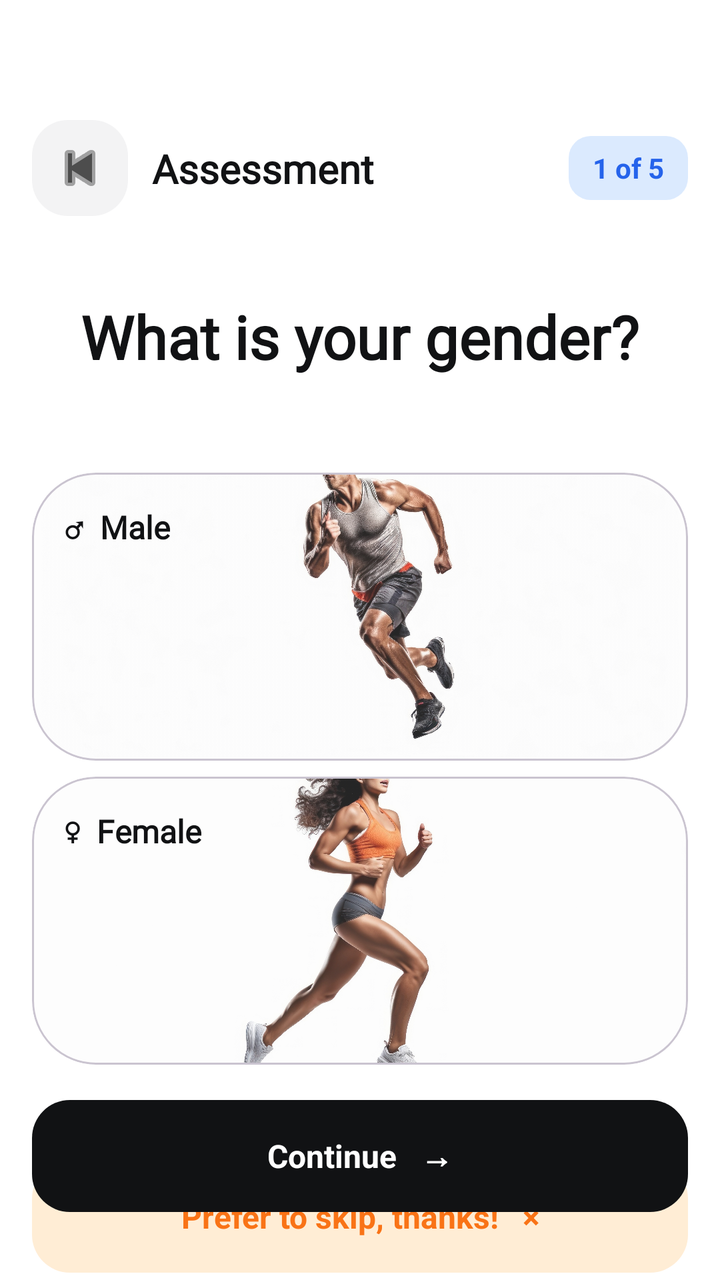
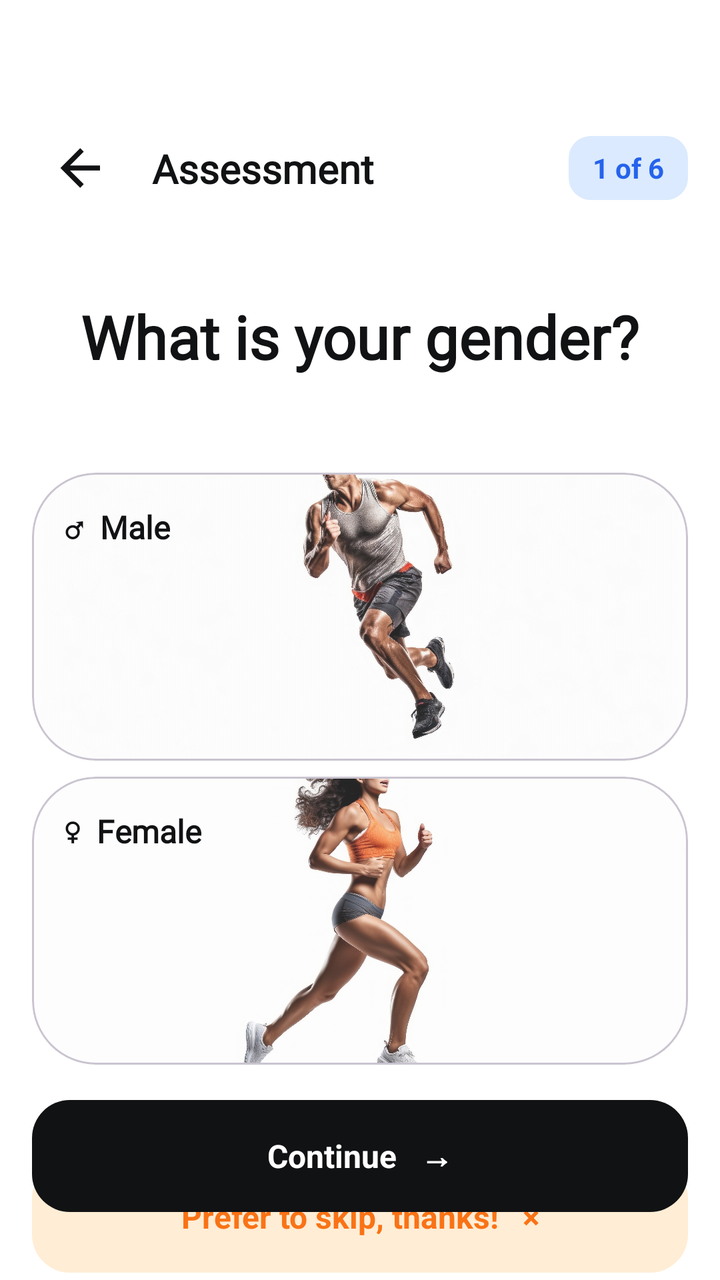

Screens rendered from an Android XML layout before and after an edit, with the pre-edit source and the edit as a unified diff.
<!-- AndroidManifest.xml: application theme Theme.MuscleOS -->
<!-- res/layout/fragment_gender.xml -->
<?xml version="1.0" encoding="utf-8"?>
<androidx.constraintlayout.widget.ConstraintLayout xmlns:android="http://schemas.android.com/apk/res/android" xmlns:app="http://schemas.android.com/apk/res-auto" android:layout_width="match_parent" android:layout_height="match_parent" android:background="@color/bg_main" android:paddingStart="16dp" android:paddingEnd="16dp">
    <ImageButton android:id="@+id/backButton" android:layout_width="48dp" android:layout_height="48dp" android:layout_marginTop="60dp" android:background="@drawable/bg_onboarding_choice" android:contentDescription="Back" android:src="@android:drawable/ic_media_previous" app:tint="@color/text_sub" app:layout_constraintStart_toStartOf="parent" app:layout_constraintTop_toTopOf="parent"/>
    <TextView android:id="@+id/assessmentTitle" android:layout_width="0dp" android:layout_height="wrap_content" android:layout_marginStart="12dp" android:fontFamily="@font/work_sans" android:text="Assessment" android:textColor="@color/text_main" android:textSize="20sp" android:textStyle="bold" app:layout_constraintBottom_toBottomOf="@id/backButton" app:layout_constraintStart_toEndOf="@id/backButton" app:layout_constraintTop_toTopOf="@id/backButton"/>
    <TextView android:id="@+id/progress" android:layout_width="wrap_content" android:layout_height="32dp" android:background="@drawable/bg_onboarding_tag" android:gravity="center" android:paddingHorizontal="12dp" android:text="1 of 5" android:textColor="#2563EB" android:textSize="14sp" android:textStyle="bold" app:layout_constraintBottom_toBottomOf="@id/backButton" app:layout_constraintEnd_toEndOf="parent" app:layout_constraintTop_toTopOf="@id/backButton"/>
    <TextView android:id="@+id/title" android:layout_width="0dp" android:layout_height="wrap_content" android:layout_marginTop="40dp" android:fontFamily="@font/work_sans" android:gravity="center" android:text="What is your gender?" android:textColor="@color/text_main" android:textSize="30sp" android:textStyle="bold" app:layout_constraintEnd_toEndOf="parent" app:layout_constraintStart_toStartOf="parent" app:layout_constraintTop_toBottomOf="@id/backButton"/>
    <com.google.android.material.card.MaterialCardView android:id="@+id/cardMale" android:layout_width="0dp" android:layout_height="144dp" android:layout_marginTop="48dp" app:cardBackgroundColor="@color/field_bg" app:cardCornerRadius="32dp" app:cardElevation="0dp" app:layout_constraintEnd_toEndOf="parent" app:layout_constraintStart_toStartOf="parent" app:layout_constraintTop_toBottomOf="@id/title">
        <FrameLayout android:layout_width="match_parent" android:layout_height="match_parent"><ImageView android:layout_width="match_parent" android:layout_height="match_parent" android:alpha="0.85" android:contentDescription="Male" android:scaleType="centerCrop" android:src="@drawable/onboarding_male"/><TextView android:layout_width="wrap_content" android:layout_height="wrap_content" android:layout_margin="16dp" android:fontFamily="@font/work_sans" android:text="♂  Male" android:textColor="@color/text_main" android:textSize="16sp" android:textStyle="bold"/><TextView android:id="@+id/maleCheck" android:layout_width="24dp" android:layout_height="24dp" android:layout_gravity="bottom|start" android:layout_margin="16dp" android:background="@drawable/bg_onboarding_choice" android:gravity="center" android:text="✓" android:textColor="@color/orange_primary" android:visibility="gone"/></FrameLayout>
    </com.google.android.material.card.MaterialCardView>
    <com.google.android.material.card.MaterialCardView android:id="@+id/cardFemale" android:layout_width="0dp" android:layout_height="144dp" android:layout_marginTop="8dp" app:cardBackgroundColor="@color/field_bg" app:cardCornerRadius="32dp" app:cardElevation="0dp" app:layout_constraintEnd_toEndOf="parent" app:layout_constraintStart_toStartOf="parent" app:layout_constraintTop_toBottomOf="@id/cardMale">
        <FrameLayout android:layout_width="match_parent" android:layout_height="match_parent"><ImageView android:layout_width="match_parent" android:layout_height="match_parent" android:alpha="0.85" android:contentDescription="Female" android:scaleType="centerCrop" android:src="@drawable/onboarding_female"/><TextView android:layout_width="wrap_content" android:layout_height="wrap_content" android:layout_margin="16dp" android:fontFamily="@font/work_sans" android:text="♀  Female" android:textColor="@color/text_main" android:textSize="16sp" android:textStyle="bold"/><TextView android:id="@+id/femaleCheck" android:layout_width="24dp" android:layout_height="24dp" android:layout_gravity="bottom|start" android:layout_margin="16dp" android:background="@drawable/bg_onboarding_choice" android:gravity="center" android:text="✓" android:textColor="@color/orange_primary" android:visibility="gone"/></FrameLayout>
    </com.google.android.material.card.MaterialCardView>
    <TextView android:id="@+id/skipButton" android:layout_width="0dp" android:layout_height="56dp" android:layout_marginTop="48dp" android:background="@drawable/bg_onboarding_skip" android:gravity="center" android:text="Prefer to skip, thanks!   ×" android:textColor="@color/orange_primary" android:textSize="16sp" android:textStyle="bold" app:layout_constraintEnd_toEndOf="parent" app:layout_constraintStart_toStartOf="parent" app:layout_constraintTop_toBottomOf="@id/cardFemale"/>
    <TextView android:id="@+id/button3" android:layout_width="0dp" android:layout_height="56dp" android:layout_marginBottom="34dp" android:background="@drawable/bg_onboarding_button" android:gravity="center" android:text="Continue   →" android:textColor="@color/white" android:textSize="16sp" android:textStyle="bold" app:layout_constraintBottom_toBottomOf="parent" app:layout_constraintEnd_toEndOf="parent" app:layout_constraintStart_toStartOf="parent"/>
</androidx.constraintlayout.widget.ConstraintLayout>
<!-- resources referenced by this layout -->
<resources>
  <color name="bg_main">#FFFFFF</color>
  <color name="field_bg">#F3F3F4</color>
  <color name="orange_primary">#F97316</color>
  <color name="text_main">#111214</color>
  <color name="text_sub">#4D4D4D</color>
  <color name="white">#FFFFFFFF</color>
  <!-- drawable bg_onboarding_button (drawable) -->
  <?xml version="1.0" encoding="utf-8"?>
  <shape xmlns:android="http://schemas.android.com/apk/res/android" android:shape="rectangle">
      <solid android:color="@color/btn_bg" />
      <corners android:radius="19dp" />
  </shape>
  <!-- drawable bg_onboarding_choice (drawable) -->
  <?xml version="1.0" encoding="utf-8"?>
  <shape xmlns:android="http://schemas.android.com/apk/res/android" android:shape="rectangle">
      <solid android:color="@color/field_bg" />
      <corners android:radius="18dp" />
  </shape>
  <!-- drawable bg_onboarding_skip (drawable) -->
  <?xml version="1.0" encoding="utf-8"?>
  <shape xmlns:android="http://schemas.android.com/apk/res/android" android:shape="rectangle">
      <solid android:color="#FFEDD5" />
      <corners android:radius="19dp" />
  </shape>
  <!-- drawable bg_onboarding_tag (drawable) -->
  <?xml version="1.0" encoding="utf-8"?>
  <shape xmlns:android="http://schemas.android.com/apk/res/android" android:shape="rectangle">
      <solid android:color="#DBEAFE" />
      <corners android:radius="11dp" />
  </shape>
  <!-- drawable onboarding_female: png bitmap (drawable-nodpi, 293682 bytes) -->
  <!-- drawable onboarding_male: png bitmap (drawable-nodpi, 388692 bytes) -->
  <style name="Theme.MuscleOS" parent="Base.Theme.MuscleOS" />
  <color name="btn_bg">#111214</color>
  <style name="Base.Theme.MuscleOS" parent="Theme.Material3.DayNight.NoActionBar">
          <item name="colorPrimary">@color/orange_vibrant</item>
          <item name="colorOnPrimary">@color/white</item>
          <item name="colorAccent">@color/orange_primary</item>
          <item name="android:colorAccent">@color/orange_primary</item>
          <item name="android:windowBackground">@color/bg_main</item>
          <item name="colorSurface">@color/bg_main</item>
          <item name="android:textColorPrimary">@color/text_main</item>
  
          <item name="colorSecondary">@color/orange_vibrant</item>
          <item name="colorOnSecondary">@color/white</item>
  
          <item name="colorTertiary">@color/orange_vibrant</item>
  
          <item name="colorControlActivated">@color/orange_primary</item>
          <item name="android:textColorHighlight">#33F97316</item>
      </style>
  <color name="orange_vibrant">#FF6B35</color>
</resources>

<!-- the commit's change to res/layout/fragment_gender.xml (unified diff, before → after) -->
@@ -1,8 +1,8 @@
 <?xml version="1.0" encoding="utf-8"?>
 <androidx.constraintlayout.widget.ConstraintLayout xmlns:android="http://schemas.android.com/apk/res/android" xmlns:app="http://schemas.android.com/apk/res-auto" android:layout_width="match_parent" android:layout_height="match_parent" android:background="@color/bg_main" android:paddingStart="16dp" android:paddingEnd="16dp">
-    <ImageButton android:id="@+id/backButton" android:layout_width="48dp" android:layout_height="48dp" android:layout_marginTop="60dp" android:background="@drawable/bg_onboarding_choice" android:contentDescription="Back" android:src="@android:drawable/ic_media_previous" app:tint="@color/text_sub" app:layout_constraintStart_toStartOf="parent" app:layout_constraintTop_toTopOf="parent"/>
+    <ImageButton android:id="@+id/backButton" android:layout_width="48dp" android:layout_height="48dp" android:layout_marginTop="60dp" android:background="@android:color/transparent" android:contentDescription="Back" android:padding="10dp" android:rotation="180" android:src="@drawable/ic_arrow_right" app:tint="@color/text_main" app:layout_constraintStart_toStartOf="parent" app:layout_constraintTop_toTopOf="parent"/>
     <TextView android:id="@+id/assessmentTitle" android:layout_width="0dp" android:layout_height="wrap_content" android:layout_marginStart="12dp" android:fontFamily="@font/work_sans" android:text="Assessment" android:textColor="@color/text_main" android:textSize="20sp" android:textStyle="bold" app:layout_constraintBottom_toBottomOf="@id/backButton" app:layout_constraintStart_toEndOf="@id/backButton" app:layout_constraintTop_toTopOf="@id/backButton"/>
-    <TextView android:id="@+id/progress" android:layout_width="wrap_content" android:layout_height="32dp" android:background="@drawable/bg_onboarding_tag" android:gravity="center" android:paddingHorizontal="12dp" android:text="1 of 5" android:textColor="#2563EB" android:textSize="14sp" android:textStyle="bold" app:layout_constraintBottom_toBottomOf="@id/backButton" app:layout_constraintEnd_toEndOf="parent" app:layout_constraintTop_toTopOf="@id/backButton"/>
+    <TextView android:id="@+id/progress" android:layout_width="wrap_content" android:layout_height="32dp" android:background="@drawable/bg_onboarding_tag" android:gravity="center" android:paddingHorizontal="12dp" android:text="1 of 6" android:textColor="#2563EB" android:textSize="14sp" android:textStyle="bold" app:layout_constraintBottom_toBottomOf="@id/backButton" app:layout_constraintEnd_toEndOf="parent" app:layout_constraintTop_toTopOf="@id/backButton"/>
     <TextView android:id="@+id/title" android:layout_width="0dp" android:layout_height="wrap_content" android:layout_marginTop="40dp" android:fontFamily="@font/work_sans" android:gravity="center" android:text="What is your gender?" android:textColor="@color/text_main" android:textSize="30sp" android:textStyle="bold" app:layout_constraintEnd_toEndOf="parent" app:layout_constraintStart_toStartOf="parent" app:layout_constraintTop_toBottomOf="@id/backButton"/>
     <com.google.android.material.card.MaterialCardView android:id="@+id/cardMale" android:layout_width="0dp" android:layout_height="144dp" android:layout_marginTop="48dp" app:cardBackgroundColor="@color/field_bg" app:cardCornerRadius="32dp" app:cardElevation="0dp" app:layout_constraintEnd_toEndOf="parent" app:layout_constraintStart_toStartOf="parent" app:layout_constraintTop_toBottomOf="@id/title">
         <FrameLayout android:layout_width="match_parent" android:layout_height="match_parent"><ImageView android:layout_width="match_parent" android:layout_height="match_parent" android:alpha="0.85" android:contentDescription="Male" android:scaleType="centerCrop" android:src="@drawable/onboarding_male"/><TextView android:layout_width="wrap_content" android:layout_height="wrap_content" android:layout_margin="16dp" android:fontFamily="@font/work_sans" android:text="♂  Male" android:textColor="@color/text_main" android:textSize="16sp" android:textStyle="bold"/><TextView android:id="@+id/maleCheck" android:layout_width="24dp" android:layout_height="24dp" android:layout_gravity="bottom|start" android:layout_margin="16dp" android:background="@drawable/bg_onboarding_choice" android:gravity="center" android:text="✓" android:textColor="@color/orange_primary" android:visibility="gone"/></FrameLayout>
<!-- resource entries referenced after the edit -->
@@ -4,7 +4,6 @@
   <color name="field_bg">#F3F3F4</color>
   <color name="orange_primary">#F97316</color>
   <color name="text_main">#111214</color>
-  <color name="text_sub">#4D4D4D</color>
   <color name="white">#FFFFFFFF</color>
   <!-- drawable bg_onboarding_button (drawable) -->
   <?xml version="1.0" encoding="utf-8"?>
@@ -30,6 +29,18 @@
       <solid android:color="#DBEAFE" />
       <corners android:radius="11dp" />
   </shape>
+  <!-- drawable ic_arrow_right (drawable) -->
+  <?xml version="1.0" encoding="utf-8"?>
+  <vector xmlns:android="http://schemas.android.com/apk/res/android"
+      android:width="30dp"
+      android:height="30dp"
+      android:viewportWidth="24"
+      android:viewportHeight="24"
+      android:tint="#FFFFFF">
+      <path
+          android:fillColor="#FFFFFF"
+          android:pathData="M4,11v2h12l-5.5,5.5l1.42,1.42L19.84,12l-7.92,-7.92L10.5,5.5L16,11H4z" />
+  </vector>
   <!-- drawable onboarding_female: png bitmap (drawable-nodpi, 293682 bytes) -->
   <!-- drawable onboarding_male: png bitmap (drawable-nodpi, 388692 bytes) -->
   <style name="Theme.MuscleOS" parent="Base.Theme.MuscleOS" />
